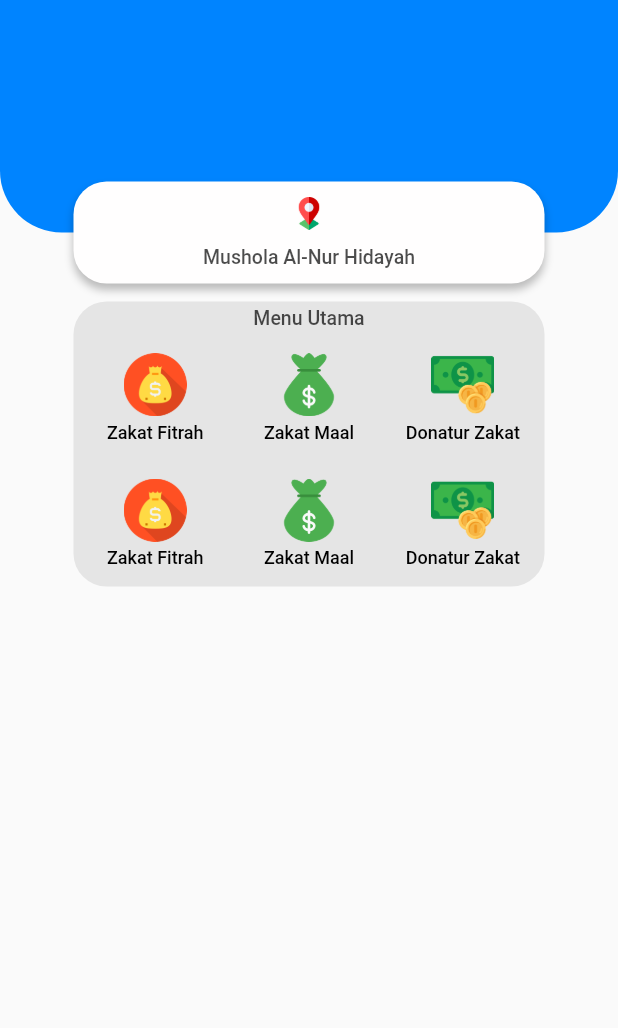
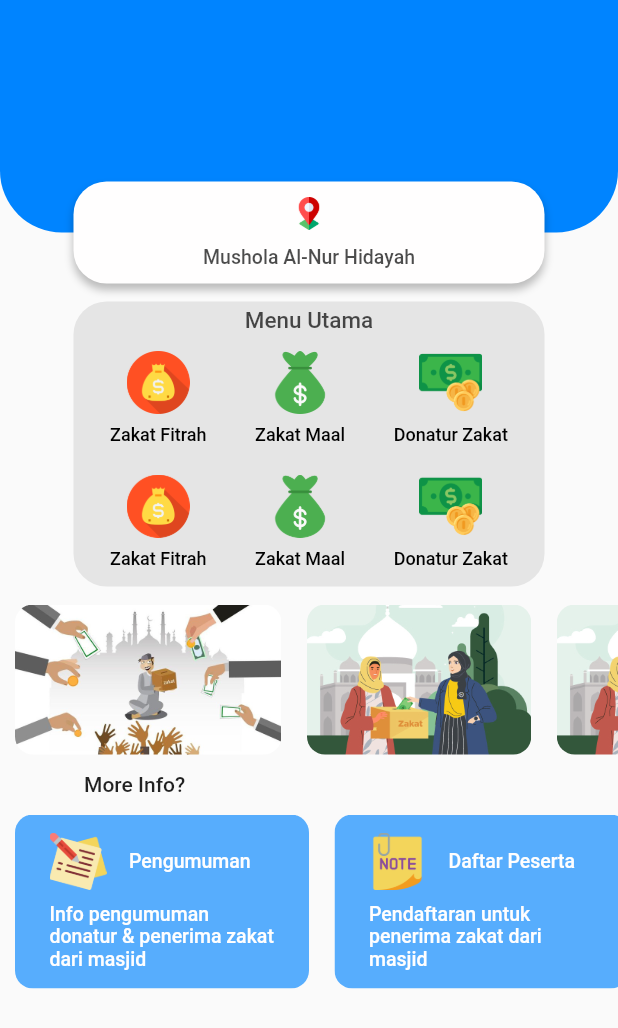
Before and after one commit to zuinal/zago, a Flutter app: the screen it shows after launch, after a tap on "Get to Welcome !", on a phone screen of 412 x 824 dp. Shown: the top 1028 px of the screen. Run offline on Flutter 3.47's test engine with Material 2 defaults, Android fonts, the phone set to English and light mode, and no system bars; our stand-ins replace path_drawing.

Commit message:
main menu completed

```diff
--- a/lib/main.dart
+++ b/lib/main.dart
@@ -14,7 +14,7 @@ class MyApp extends StatelessWidget {
   Widget build(BuildContext context) {
     return MaterialApp(
         title: 'Zago App',
-        theme: ThemeData(primarySwatch: Colors.blue),
+        theme: ThemeData(primarySwatch: Colors.blue, fontFamily: 'Roboto'),
         debugShowCheckedModeBanner: false,
         initialRoute: '/SplashWidget',
         routes: {
--- a/lib/ui/menu_utama/Generated/Generated Menu Button/MenuButton.dart
+++ /dev/null
@@ -1,52 +0,0 @@
-import 'package:flutter/material.dart';
-import 'package:app/helpers/ColorPalette.dart';
-
-getNavigator(BuildContext context, Widget _navigator) {
-  Navigator.push(context, MaterialPageRoute(builder: (context) {
-    return _navigator;
-  }));
-}
-
-class MenuButton extends StatefulWidget {
-  final Widget _widget;
-  final String imageName, menuName;
-  const MenuButton(
-    this._widget,
-    this.imageName,
-    this.menuName,
-  );
-  @override
-  MenuButtonState createState() => MenuButtonState();
-}
-
-class MenuButtonState extends State<MenuButton> {
-  @override
-  Widget build(BuildContext context) {
-    return TextButton(
-        onPressed: () {
-          Navigator.push(context, MaterialPageRoute(builder: (context) {
-            return widget._widget;
-          }));
-        },
-        child: Container(
-          alignment: Alignment.center,
-          width: 80,
-          height: 60,
-          child: Column(
-            mainAxisAlignment: MainAxisAlignment.spaceBetween,
-            children: [
-              Image.asset(
-                widget.imageName,
-                width: 42,
-                fit: BoxFit.cover,
-              ),
-              Text(
-                widget.menuName,
-                style: TextStyle(
-                    fontSize: 12, fontFamily: 'Roboto', color: Colors.black),
-              )
-            ],
-          ),
-        ));
-  }
-}
--- /dev/null
+++ b/lib/ui/menu_utama/Generated/MenuListView.dart
@@ -0,0 +1,31 @@
+import 'package:flutter/cupertino.dart';
+
+class MenuListView extends StatelessWidget {
+  @override
+  Widget build(BuildContext context) {
+    return Container(
+      height: 100,
+      child: ListView(
+        scrollDirection: Axis.horizontal,
+        children: [
+          SizedBox(width: 10),
+          ClipRRect(
+            borderRadius: BorderRadius.circular(12),
+            child: Image.asset("assets/images/listview-1.png"),
+          ),
+          SizedBox(width: 17),
+          ClipRRect(
+            borderRadius: BorderRadius.circular(12),
+            child: Image.asset("assets/images/listview-2.png"),
+          ),
+          SizedBox(width: 17),
+          ClipRRect(
+            borderRadius: BorderRadius.circular(12),
+            child: Image.asset("assets/images/listview-2.png"),
+          ),
+          SizedBox(width: 10),
+        ],
+      ),
+    );
+  }
+}
--- /dev/null
+++ b/lib/ui/menu_utama/Generated/MenuMore.dart
@@ -0,0 +1,55 @@
+import 'package:app/helpers/ColorPalette.dart';
+import 'package:app/ui/menu_utama/Generated/generated-menu-more/MenuMoreButton.dart';
+import 'package:flutter/cupertino.dart';
+import 'package:flutter/material.dart';
+
+class MenuMore extends StatelessWidget {
+  @override
+  Widget build(BuildContext context) {
+    return SingleChildScrollView(
+      scrollDirection: Axis.horizontal,
+      child: Row(
+        mainAxisSize: MainAxisSize.min,
+        children: [
+          SizedBox(
+            width: 10,
+          ),
+          ClipRRect(
+            borderRadius: BorderRadius.circular(12),
+            child: TextButton(
+                style: TextButton.styleFrom(
+                  backgroundColor: ColorPalette().blueMain.withOpacity(0.65),
+                ),
+                onPressed: () {
+                  Navigator.push(context, MaterialPageRoute(builder: (context) {
+                    return null;
+                  }));
+                },
+                child: MenuMoreButton(
+                    "assets/images/icon-pengumuman.png",
+                    "Pengumuman",
+                    "Info pengumuman donatur & penerima zakat dari masjid")),
+          ),
+          SizedBox(
+            width: 17,
+          ),
+          ClipRRect(
+            borderRadius: BorderRadius.circular(12),
+            child: TextButton(
+                style: TextButton.styleFrom(
+                  backgroundColor: ColorPalette().blueMain.withOpacity(0.65),
+                ),
+                onPressed: null,
+                child: MenuMoreButton(
+                    "assets/images/icon-peserta.png",
+                    "Daftar Peserta",
+                    "Pendaftaran untuk penerima zakat dari masjid")),
+          ),
+          SizedBox(
+            width: 10,
+          ),
+        ],
+      ),
+    );
+  }
+}
--- a/lib/ui/menu_utama/Generated/RectangleMainMenu.dart
+++ b/lib/ui/menu_utama/Generated/RectangleMainMenu.dart
@@ -1,6 +1,6 @@
 import 'package:flutter/material.dart';
 import 'package:app/helpers/ColorPalette.dart';
-import 'package:app/ui/menu_utama/Generated/Generated Menu Button/MenuButton.dart';
+import 'package:app/ui/menu_utama/Generated/generated-menu-button/MenuButton.dart';
 
 class RectangleMainMenu extends StatelessWidget {
   @override
@@ -13,13 +13,13 @@ class RectangleMainMenu extends StatelessWidget {
         color: ColorPalette().grey,
       ),
       child: Column(
-        mainAxisAlignment: MainAxisAlignment.spaceAround,
+        mainAxisAlignment: MainAxisAlignment.spaceEvenly,
         children: [
           Text("Menu Utama",
               style: TextStyle(
                   color: ColorPalette().textBlackHeader,
                   fontFamily: 'Roboto',
-                  fontSize: 13,
+                  fontSize: 15,
                   fontWeight: FontWeight.w500)),
           Row(mainAxisAlignment: MainAxisAlignment.spaceEvenly, children: [
             MenuButton(null, "assets/images/icon-fitrah.png", "Zakat Fitrah"),
--- /dev/null
+++ b/lib/ui/menu_utama/Generated/generated-menu-button/MenuButton.dart
@@ -0,0 +1,44 @@
+import 'package:flutter/material.dart';
+
+class MenuButton extends StatefulWidget {
+  final Widget _widget;
+  final String imageName, menuName;
+  const MenuButton(
+    this._widget,
+    this.imageName,
+    this.menuName,
+  );
+  @override
+  MenuButtonState createState() => MenuButtonState();
+}
+
+class MenuButtonState extends State<MenuButton> {
+  @override
+  Widget build(BuildContext context) {
+    return TextButton(
+      onPressed: () {
+        Navigator.push(context, MaterialPageRoute(builder: (context) {
+          return widget._widget;
+        }));
+      },
+      child: Column(
+        mainAxisAlignment: MainAxisAlignment.spaceBetween,
+        children: [
+          Image.asset(
+            widget.imageName,
+            width: 42,
+            fit: BoxFit.cover,
+          ),
+          SizedBox(
+            height: 7,
+          ),
+          Text(
+            widget.menuName,
+            style: TextStyle(
+                fontSize: 12, fontFamily: 'Roboto', color: Colors.black),
+          )
+        ],
+      ),
+    );
+  }
+}
--- /dev/null
+++ b/lib/ui/menu_utama/Generated/generated-menu-more/MenuMoreButton.dart
@@ -0,0 +1,52 @@
+import 'package:app/helpers/ColorPalette.dart';
+import 'package:flutter/cupertino.dart';
+import 'package:flutter/material.dart';
+
+class MenuMoreButton extends StatefulWidget {
+  final String iconName, menuName, _description;
+  const MenuMoreButton(this.iconName, this.menuName, this._description);
+  @override
+  MenuMoreButtonState createState() => MenuMoreButtonState();
+}
+
+class MenuMoreButtonState extends State<MenuMoreButton> {
+  @override
+  Widget build(BuildContext context) {
+    return Container(
+      height: 100,
+      width: 180,
+      //decoration: BoxDecoration(),
+      padding: EdgeInsets.only(left: 15, right: 15),
+      child: Column(
+        mainAxisAlignment: MainAxisAlignment.spaceAround,
+        children: [
+          Row(
+            crossAxisAlignment: CrossAxisAlignment.center,
+            children: [
+              Image.asset(
+                widget.iconName,
+                height: 38,
+                fit: BoxFit.cover,
+              ),
+              SizedBox(
+                width: 15,
+              ),
+              Text(
+                widget.menuName,
+                style: TextStyle(
+                    fontSize: 13,
+                    color: ColorPalette().white,
+                    fontWeight: FontWeight.w500),
+              )
+            ],
+          ),
+          Text(
+            widget._description,
+            textAlign: TextAlign.left,
+            style: TextStyle(color: ColorPalette().white, fontSize: 13),
+          )
+        ],
+      ),
+    );
+  }
+}
--- a/lib/ui/menu_utama/MenuWidget.dart
+++ b/lib/ui/menu_utama/MenuWidget.dart
@@ -1,3 +1,5 @@
+import 'package:app/ui/menu_utama/Generated/MenuListView.dart';
+import 'package:app/ui/menu_utama/Generated/MenuMore.dart';
 import 'package:app/ui/menu_utama/Generated/RectangleMainMenu.dart';
 import 'package:app/ui/menu_utama/Generated/RectangleUpper.dart';
 import 'package:flutter/material.dart';
@@ -23,7 +25,26 @@ class MenuWidget extends StatelessWidget {
             SizedBox(
               height: 46,
             ),
-            RectangleMainMenu()
+            RectangleMainMenu(),
+            SizedBox(
+              height: 12,
+            ),
+            MenuListView(),
+            SizedBox(
+              height: 12,
+            ),
+            Container(
+              width: 300,
+              alignment: Alignment.centerLeft,
+              child: Text(
+                "More Info?",
+                style: TextStyle(fontWeight: FontWeight.w500),
+              ),
+            ),
+            SizedBox(
+              height: 12,
+            ),
+            MenuMore(),
           ],
         ),
       ),
```
Also changed, not shown: assets/images/listview-1.png (renamed from assets/images/6b24675bb629d9f2ceac3dba6b5ac7b5efdd5713.png), assets/images/listview-2.png (renamed from assets/images/f99285fe99ee5a4a2c8e4d62da352514cdbb0a9e.png), assets/images/listview-3.png (renamed from assets/images/e0bffe628f7009e8a31bc81b0a542bac0a0d76a5.png).
